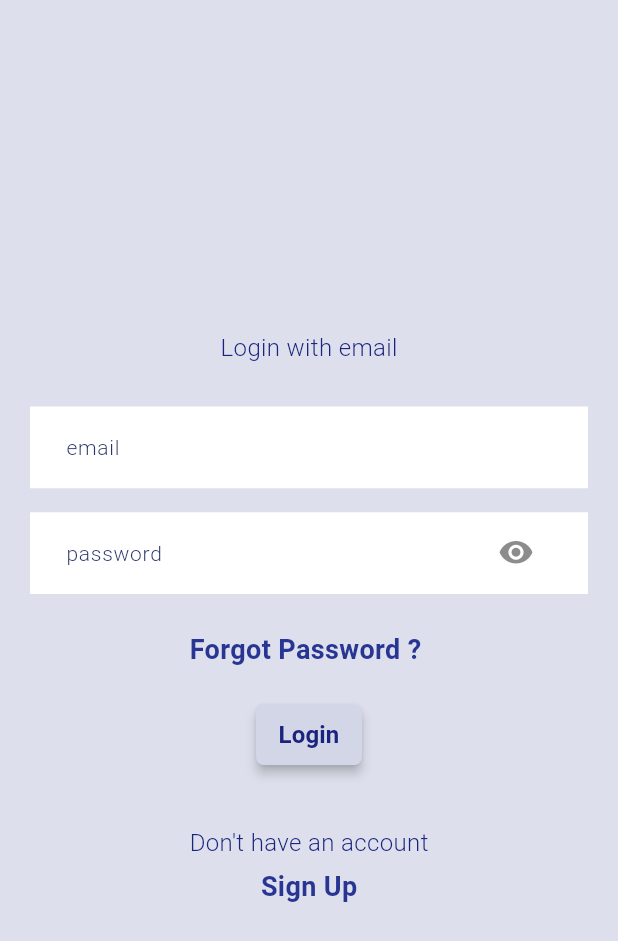
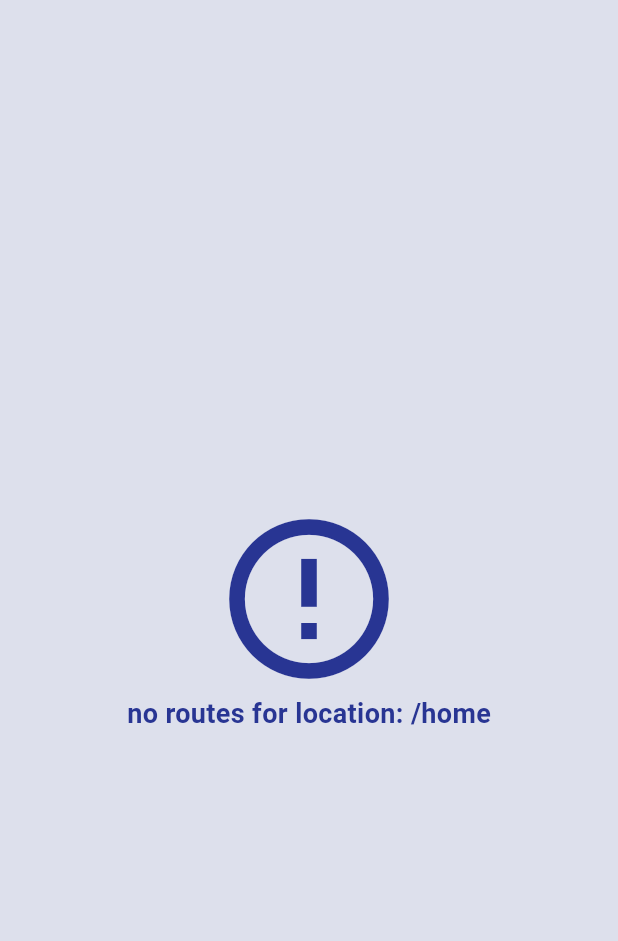
Before and after one commit to victormungai97/gorin_flutter_test, a Flutter app: the screen it shows after launch, after a tap on "Login", on a phone screen of 412 x 824 dp. Shown: the top 941 px of the screen. Run offline on Flutter 3.47's test engine with Material 2 defaults, Android fonts, the phone set to English and light mode, and no system bars; drawn by our look-alikes of reactive_forms; our stand-ins replace bloc, cloud_firestore, firebase_auth, firebase_core, firebase_crashlytics, flutter_bloc and 2 more; accounts and stored records are empty.

Commit message:
feat: :sparkles: Error page creation
Created a error page for rendering exceptions encountered during navigation or any other situation

```diff
--- a/lib/navigation/navigation.dart
+++ b/lib/navigation/navigation.dart
@@ -1,6 +1,7 @@
 import 'package:flutter/foundation.dart';
 import 'package:flutter/material.dart';
 import 'package:go_router/go_router.dart';
+import 'package:gorin_test_project/services/services.dart';
 import 'package:gorin_test_project/utils/utils.dart';
 import 'package:gorin_test_project/views/views.dart';
 
--- a/lib/navigation/router.dart
+++ b/lib/navigation/router.dart
@@ -16,7 +16,7 @@ class CustomRouter {
     // Set all routes to be used
     routes: <GoRoute>[
       GoRoute(path: Paths.root, builder: (_, state) => const LoginPage()),
-      GoRoute(path: Paths.home, builder: (_, state) => const Placeholder()),
+      // GoRoute(path: Paths.home, builder: (_, state) => const Placeholder()),
       GoRoute(path: Paths.login, builder: (_, state) => const LoginPage()),
       GoRoute(
         path: Paths.register,
@@ -28,7 +28,10 @@ class CustomRouter {
     initialLocation: Paths.root,
 
     // Error page
-    errorBuilder: (_, state) => ErrorWidget('${state.error}'),
+    errorBuilder: (_, state) {
+      Future(() async => LoggingService.instance.log(state.error));
+      return ErrorPage(message: '${state.error?.message}');
+    },
   );
 
   /// Detect the environment that the app is running in
--- /dev/null
+++ b/lib/views/error/body.dart
@@ -0,0 +1,32 @@
+part of 'error.dart';
+
+class _Body extends StatelessWidget {
+  const _Body({this.message}) : super(key: const ValueKey('ErrorBody'));
+
+  final String? message;
+
+  @override
+  Widget build(BuildContext context) {
+    return Center(
+      child: Column(
+        children: [
+          Icon(
+            Icons.error_outline,
+            color: Colors.indigo.shade800,
+            size: 128,
+          ),
+          // const Spacer(),
+          Text(
+            message ?? 'An error has been encountered',
+            style: TextStyle(
+              fontSize: 18,
+              color: Colors.indigo.shade800,
+              fontWeight: FontWeight.w700,
+            ),
+          ),
+        ],
+        mainAxisAlignment: MainAxisAlignment.center,
+      ),
+    );
+  }
+}
--- /dev/null
+++ b/lib/views/error/error.dart
@@ -0,0 +1,4 @@
+import 'package:flutter/material.dart';
+
+part 'body.dart';
+part 'page.dart';
--- /dev/null
+++ b/lib/views/error/page.dart
@@ -0,0 +1,15 @@
+part of 'error.dart';
+
+class ErrorPage extends StatelessWidget {
+  const ErrorPage({super.key, this.message});
+
+  final String? message;
+
+  @override
+  Widget build(BuildContext context) {
+    return Scaffold(
+      body: _Body(message: message),
+      backgroundColor: const Color(0xffdde0ec),
+    );
+  }
+}
--- a/lib/views/login/form.dart
+++ b/lib/views/login/form.dart
@@ -120,7 +120,7 @@ class _Form extends StatelessWidget {
             Center(
               child: PrimaryButton(
                 text: 'Login',
-                onPressed: () {},
+                onPressed: () => context.navigate(Paths.home),
                 textColor: Colors.indigo.shade900,
               ),
             ),
--- a/lib/views/views.dart
+++ b/lib/views/views.dart
@@ -1,2 +1,3 @@
+export 'error/error.dart';
 export 'login/login.dart';
 export 'register/register.dart';
```
